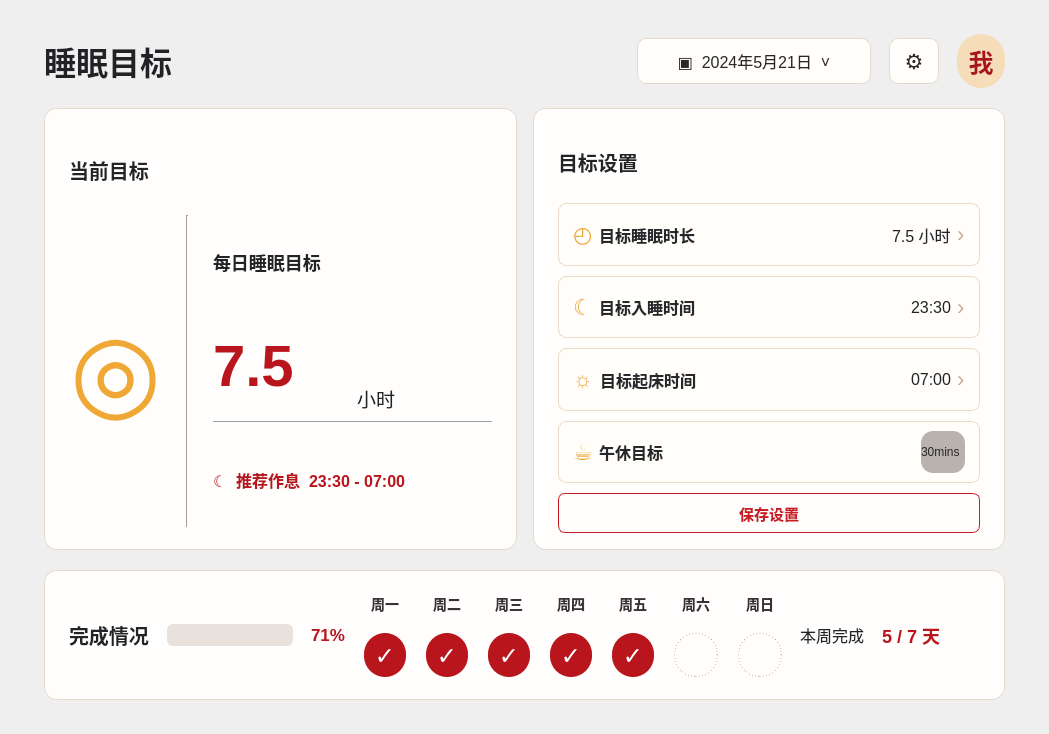
Qt form pages/goal.ui (Rain16hyx/PKUsleeper) before a commit.
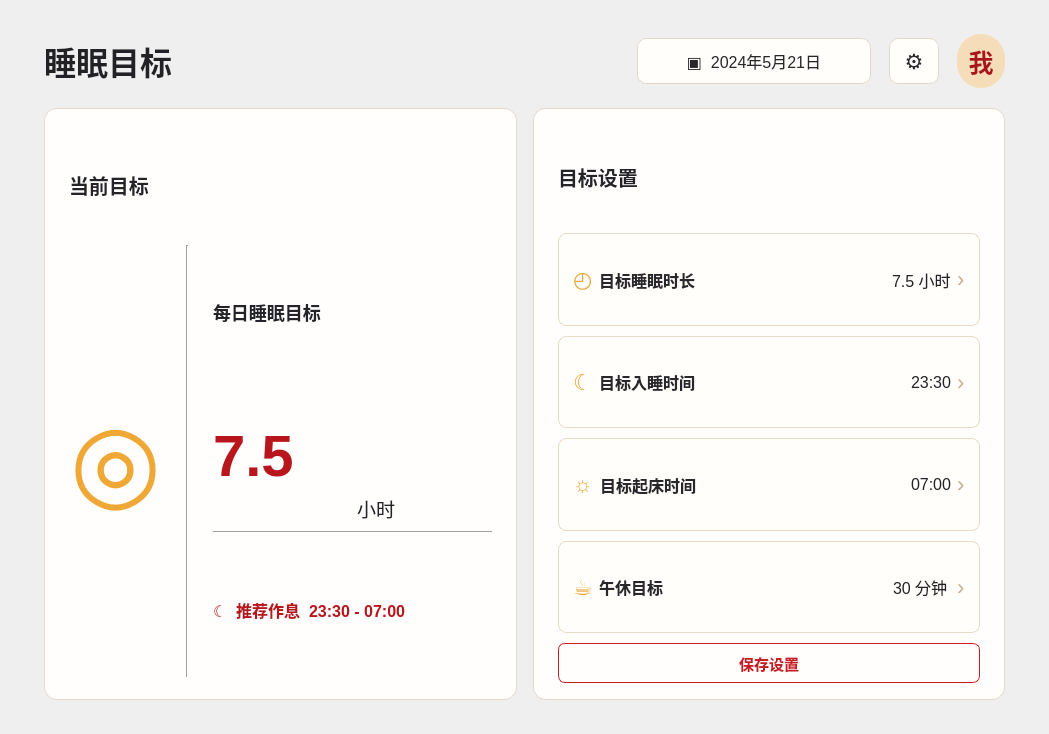
The same form after that commit.

```diff
--- a/pages/goal.ui
+++ b/pages/goal.ui
@@ -75,8 +75,7 @@
 
 #currentGoalFrame,
 #settingsFrame,
-#goalListFrame,
-#completionFrame {
+#goalListFrame {
     background: #fffefd;
     border: 1px solid #e5d9cc;
     border-radius: 13px;
@@ -84,8 +83,7 @@
 
 #cardTitle,
 #cardTitle_2,
-#cardTitle_3,
-#cardTitle_4 {
+#cardTitle_3 {
     color: #242328;
     font-size: 20px;
     font-weight: 800;
@@ -170,6 +168,7 @@
 #chevronLabel,
 #chevronLabel_2,
 #chevronLabel_3,
+#chevronLabel_4,
 #durationBtn,
 #startTimeBtn {
     color: #c7ac91;
@@ -177,10 +176,10 @@
 }
 
 #toggleTrack {
-    min-width: 44px;
-    min-height: 24px;
-    border-radius: 12px;
-    background: #b9b2ad;
+    color: #242328;
+    font-size: 16px;
+    min-width: 58px;
+    background: transparent;
 }
 
 #saveButton,
@@ -233,74 +232,9 @@
     font-weight: 800;
 }
 
-#weekText {
-    color: #242328;
-    font-size: 16px;
-}
-
-#weekTextStrong {
-    color: #b8151d;
-    font-size: 18px;
-    font-weight: 900;
-}
-
-#dayLabel,
-#dayLabel_2,
-#dayLabel_3,
-#dayLabel_4,
-#dayLabel_5,
-#dayLabel_6,
-#dayLabel_7 {
-    color: #363236;
-    font-size: 14px;
-    font-weight: 700;
-}
-
-#doneDot,
-#doneDot_2,
-#doneDot_3,
-#doneDot_4,
-#doneDot_5 {
-    min-width: 42px;
-    min-height: 42px;
-    border-radius: 21px;
-    background: #b8151d;
-    color: #ffffff;
-    font-size: 24px;
-    font-weight: 900;
-}
-
-#emptyDot,
-#emptyDot_2 {
-    min-width: 42px;
-    min-height: 42px;
-    border: 1px dashed #cdb9aa;
-    border-radius: 21px;
-    background: #fffefd;
-    color: #cdb9aa;
-}
-
-#progressBar {
-    min-height: 12px;
-    border: none;
-    border-radius: 6px;
-    background: #e8e1dc;
-    text-align: center;
-}
-
-#progressBar::chunk {
-    border-radius: 6px;
-    background: qlineargradient(x1:0, y1:0, x2:1, y2:0,
-        stop:0 #eda235, stop:1 #f3bb57);
-}
-
-#percentLabel {
-    color: #b8151d;
-    font-size: 17px;
-    font-weight: 900;
-}</string>
+</string>
   </property>
-  <layout class="QVBoxLayout" name="verticalLayout" stretch="0,0,0">
+  <layout class="QVBoxLayout" name="verticalLayout" stretch="0,1">
    <property name="spacing">
     <number>20</number>
    </property>
@@ -353,7 +287,7 @@
      <item>
       <widget class="QPushButton" name="dateButton">
        <property name="text">
-        <string>▣  2024年5月21日  ˅</string>
+        <string>▣  2024年5月21日</string>
        </property>
       </widget>
      </item>
@@ -607,7 +541,14 @@
            <item>
             <widget class="QLabel" name="toggleTrack">
              <property name="text">
-              <string>30mins</string>
+              <string>30 分钟</string>
+             </property>
+            </widget>
+           </item>
+           <item>
+            <widget class="QLabel" name="chevronLabel_4">
+             <property name="text">
+              <string>›</string>
              </property>
             </widget>
            </item>
@@ -733,230 +674,6 @@
      </item>
     </layout>
    </item>
-   <item>
-    <widget class="QFrame" name="completionFrame">
-     <property name="frameShape">
-      <enum>QFrame::Shape::NoFrame</enum>
-     </property>
-     <layout class="QHBoxLayout" name="horizontalLayout_2">
-      <property name="spacing">
-       <number>18</number>
-      </property>
-      <property name="leftMargin">
-       <number>24</number>
-      </property>
-      <property name="topMargin">
-       <number>22</number>
-      </property>
-      <property name="rightMargin">
-       <number>24</number>
-      </property>
-      <property name="bottomMargin">
-       <number>22</number>
-      </property>
-      <item>
-       <widget class="QLabel" name="cardTitle_4">
-        <property name="text">
-         <string>完成情况</string>
-        </property>
-       </widget>
-      </item>
-      <item>
-       <layout class="QHBoxLayout" name="progressLayout">
-        <item>
-         <widget class="QProgressBar" name="progressBar">
-          <property name="value">
-           <number>71</number>
-          </property>
-          <property name="textVisible">
-           <bool>false</bool>
-          </property>
-         </widget>
-        </item>
-        <item>
-         <widget class="QLabel" name="percentLabel">
-          <property name="text">
-           <string>71%</string>
-          </property>
-         </widget>
-        </item>
-       </layout>
-      </item>
-      <item>
-       <layout class="QGridLayout" name="daysLayout">
-        <property name="horizontalSpacing">
-         <number>20</number>
-        </property>
-        <item row="0" column="0">
-         <widget class="QLabel" name="dayLabel">
-          <property name="text">
-           <string>周一</string>
-          </property>
-          <property name="alignment">
-           <set>Qt::AlignmentFlag::AlignCenter</set>
-          </property>
-         </widget>
-        </item>
-        <item row="0" column="1">
-         <widget class="QLabel" name="dayLabel_2">
-          <property name="text">
-           <string>周二</string>
-          </property>
-          <property name="alignment">
-           <set>Qt::AlignmentFlag::AlignCenter</set>
-          </property>
-         </widget>
-        </item>
-        <item row="0" column="2">
-         <widget class="QLabel" name="dayLabel_3">
-          <property name="text">
-           <string>周三</string>
-          </property>
-          <property name="alignment">
-           <set>Qt::AlignmentFlag::AlignCenter</set>
-          </property>
-         </widget>
-        </item>
-        <item row="0" column="3">
-         <widget class="QLabel" name="dayLabel_4">
-          <property name="text">
-           <string>周四</string>
-          </property>
-          <property name="alignment">
-           <set>Qt::AlignmentFlag::AlignCenter</set>
-          </property>
-         </widget>
-        </item>
-        <item row="0" column="4">
-         <widget class="QLabel" name="dayLabel_5">
-          <property name="text">
-           <string>周五</string>
-          </property>
-          <property name="alignment">
-           <set>Qt::AlignmentFlag::AlignCenter</set>
-          </property>
-         </widget>
-        </item>
-        <item row="0" column="5">
-         <widget class="QLabel" name="dayLabel_6">
-          <property name="text">
-           <string>周六</string>
-          </property>
-          <property name="alignment">
-           <set>Qt::AlignmentFlag::AlignCenter</set>
-          </property>
-         </widget>
-        </item>
-        <item row="0" column="6">
-         <widget class="QLabel" name="dayLabel_7">
-          <property name="text">
-           <string>周日</string>
-          </property>
-          <property name="alignment">
-           <set>Qt::AlignmentFlag::AlignCenter</set>
-          </property>
-         </widget>
-        </item>
-        <item row="1" column="0">
-         <widget class="QLabel" name="doneDot">
-          <property name="text">
-           <string>✓</string>
-          </property>
-          <property name="alignment">
-           <set>Qt::AlignmentFlag::AlignCenter</set>
-          </property>
-         </widget>
-        </item>
-        <item row="1" column="1">
-         <widget class="QLabel" name="doneDot_2">
-          <property name="text">
-           <string>✓</string>
-          </property>
-          <property name="alignment">
-           <set>Qt::AlignmentFlag::AlignCenter</set>
-          </property>
-         </widget>
-        </item>
-        <item row="1" column="2">
-         <widget class="QLabel" name="doneDot_3">
-          <property name="text">
-           <string>✓</string>
-          </property>
-          <property name="alignment">
-           <set>Qt::AlignmentFlag::AlignCenter</set>
-          </property>
-         </widget>
-        </item>
-        <item row="1" column="3">
-         <widget class="QLabel" name="doneDot_4">
-          <property name="text">
-           <string>✓</string>
-          </property>
-          <property name="alignment">
-           <set>Qt::AlignmentFlag::AlignCenter</set>
-          </property>
-         </widget>
-        </item>
-        <item row="1" column="4">
-         <widget class="QLabel" name="doneDot_5">
-          <property name="text">
-           <string>✓</string>
-          </property>
-          <property name="alignment">
-           <set>Qt::AlignmentFlag::AlignCenter</set>
-          </property>
-         </widget>
-        </item>
-        <item row="1" column="5">
-         <widget class="QLabel" name="emptyDot">
-          <property name="text">
-           <string/>
-          </property>
-         </widget>
-        </item>
-        <item row="1" column="6">
-         <widget class="QLabel" name="emptyDot_2">
-          <property name="text">
-           <string/>
-          </property>
-         </widget>
-        </item>
-       </layout>
-      </item>
-      <item>
-       <layout class="QHBoxLayout" name="weekSummaryLayout">
-        <item>
-         <widget class="QLabel" name="weekText">
-          <property name="text">
-           <string>本周完成</string>
-          </property>
-         </widget>
-        </item>
-        <item>
-         <widget class="QLabel" name="weekTextStrong">
-          <property name="text">
-           <string>5 / 7 天</string>
-          </property>
-         </widget>
-        </item>
-        <item>
-         <spacer name="weekSpacer">
-          <property name="orientation">
-           <enum>Qt::Orientation::Horizontal</enum>
-          </property>
-          <property name="sizeHint" stdset="0">
-           <size>
-            <width>40</width>
-            <height>20</height>
-           </size>
-          </property>
-         </spacer>
-        </item>
-       </layout>
-      </item>
-     </layout>
-    </widget>
-   </item>
   </layout>
  </widget>
  <resources/>
```
